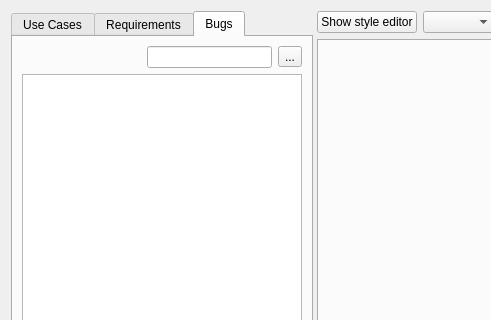
Before: the Qt Designer form src/gui/design/architecture_view.ui in archtool/archtool, drawn with Qt 5; both pictures show x 0 to 491 and y 0 to 320 of the 762 by 771 pixel window.
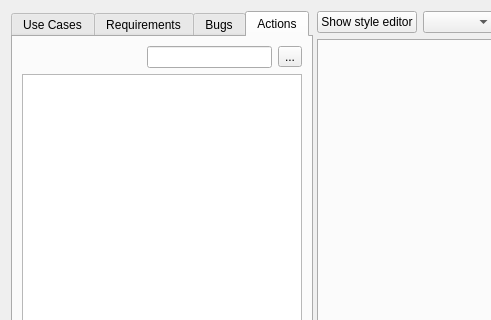
After: the same form once the commit is applied. The open tabs and pages were chosen to show the change. Icons and pictures are not drawn. Custom widgets are drawn as their Qt base class.

Commit message: several minor improvements & fixes: Added a tab for function points, and these list the views where they are shown.

Patch:
```diff
--- a/src/gui/design/architecture_view.ui
+++ b/src/gui/design/architecture_view.ui
@@ -264,7 +264,13 @@
        <attribute name="title">
         <string>Bugs</string>
        </attribute>
-       <layout class="QVBoxLayout" name="verticalLayout_8">
+       <layout class="QVBoxLayout" name="verticalLayout_8"/>
+      </widget>
+      <widget class="QWidget" name="tabActions">
+       <attribute name="title">
+        <string>Actions</string>
+       </attribute>
+       <layout class="QVBoxLayout" name="verticalLayout_10">
         <item>
          <layout class="QVBoxLayout" name="verticalLayout_7">
           <item>
```
Left out of the diff: 14 changed lines with no effect on the pictures. The commit also changes 5 other files.
